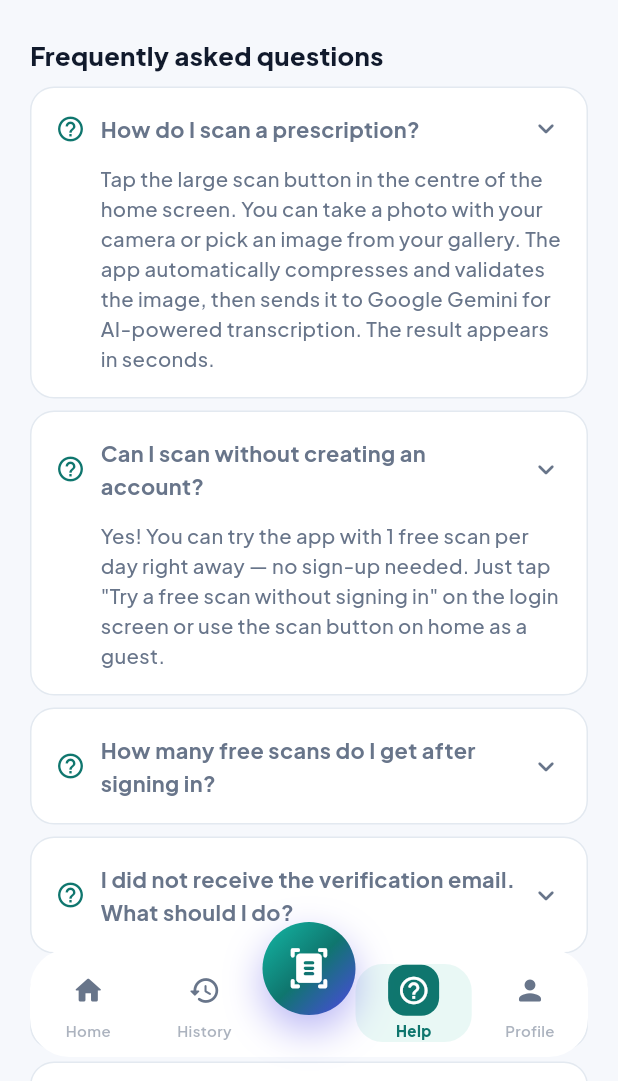
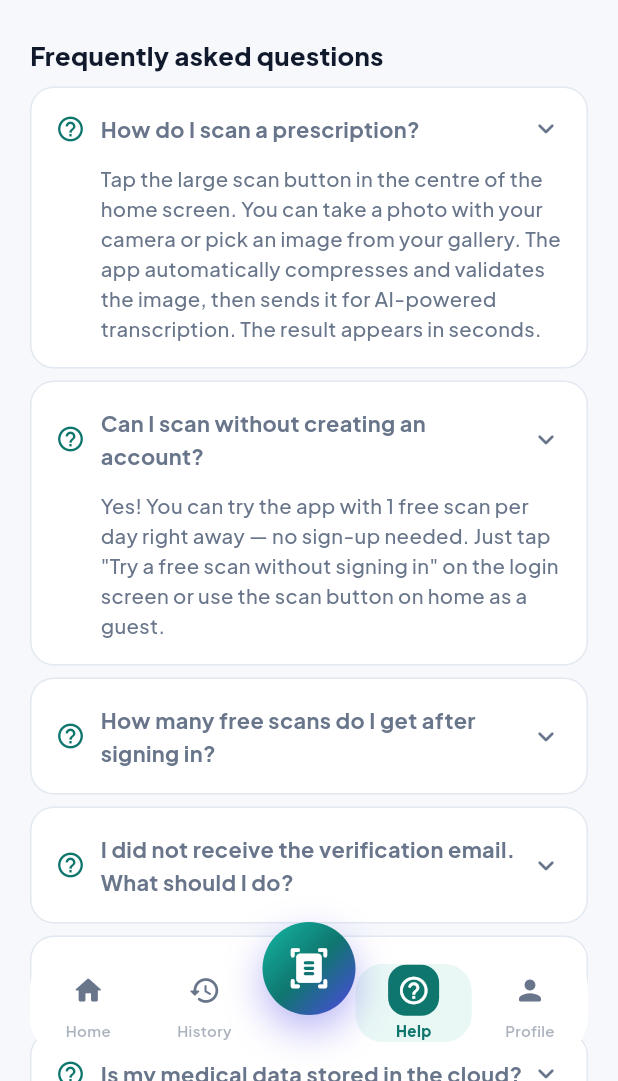
Before and after one commit to Keshab1997/prescription-scanner, a Flutter app: the HelpScreen screen opened by its route, after a tap on "How do I scan a prescription?", after a tap on "Can I scan without creating an account?", on a phone screen of 412 x 824 dp, the part 155-1236 px from its top. Run offline on Flutter 3.47's test engine with Material 3 defaults, Android fonts, the phone set to English and light mode, and no system bars; our stand-ins replace cloud_firestore, firebase_auth, firebase_core, flutter_image_compress, flutter_riverpod, go_router and 3 more; missing offline and left inert: admin_api_key_manager; accounts and stored records are empty.

Commit message:
fix: remove Google Gemini branding from all user-facing text
All UI strings (login, consent dialog, profile privacy, help FAQ,
help about, help privacy, scan error) now use generic 'AI' instead
of 'Google Gemini' so the app's own brand is front and centre.

```diff
--- a/apps/mobile/lib/screens/account_screens.dart
+++ b/apps/mobile/lib/screens/account_screens.dart
@@ -628,7 +628,7 @@ class _ProfileScreenState extends ConsumerState<ProfileScreen> {
                         context: context,
                         title: 'Privacy & consent',
                         body:
-                            'Your prescription image is sent directly to Google Gemini for transcription. The app does not store the image in its own cloud database; the prepared local image is deleted after processing, and structured results remain on this device under your account.',
+                            'Your prescription image is sent directly for AI-powered transcription. The app does not store the image in its own cloud database; the prepared local image is deleted after processing, and the structured result remains on this device under your account.',
                       ),
                     ),
                   ),
--- a/apps/mobile/lib/screens/help_screen.dart
+++ b/apps/mobile/lib/screens/help_screen.dart
@@ -64,7 +64,7 @@ class _HelpScreenState extends ConsumerState<HelpScreen> {
                 icon: Icons.shield_outlined,
                 children: const [
                   Text(
-                    'Your prescription image is sent directly to Google Gemini for '
+                    'Your prescription image is sent directly for AI-powered '
                     'transcription only. It is not stored in any cloud database — the '
                     'prepared local copy is deleted after processing, and only the '
                     'structured result stays on your device in a private, account-scoped '
@@ -144,7 +144,7 @@ class _HelpScreenState extends ConsumerState<HelpScreen> {
                   const Divider(height: 20),
                   const _AboutRow(
                     label: 'AI',
-                    value: 'Google Gemini (direct vision)',
+                    value: 'Direct AI vision',
                   ),
                   const Divider(height: 20),
                   _AboutRow(label: 'Developer', value: 'Keshab Studios'),
@@ -176,7 +176,7 @@ final _faqItems = <_FaqItemData>[
   _FaqItemData(
     question: 'How do I scan a prescription?',
     answer:
-        'Tap the large scan button in the centre of the home screen. You can take a photo with your camera or pick an image from your gallery. The app automatically compresses and validates the image, then sends it to Google Gemini for AI-powered transcription. The result appears in seconds.',
+        'Tap the large scan button in the centre of the home screen. You can take a photo with your camera or pick an image from your gallery. The app automatically compresses and validates the image, then sends it for AI-powered transcription. The result appears in seconds.',
   ),
   _FaqItemData(
     question: 'Can I scan without creating an account?',
@@ -196,12 +196,12 @@ final _faqItems = <_FaqItemData>[
   _FaqItemData(
     question: 'How does the AI transcription work?',
     answer:
-        'The app sends the prescription image directly to Google Gemini (the gemini-2.5-flash model). Gemini returns a structured JSON list of medicines with details like dosage, frequency and duration. The app repairs and displays this result. Your image is never stored on any cloud server — it is processed and then the local copy is deleted.',
+        'The app sends the prescription image directly to our AI engine which returns a structured list of medicines with details like dosage, frequency and duration. The app then repairs and displays this result. Your image is never stored on any cloud server — it is processed and then the local copy is deleted.',
   ),
   _FaqItemData(
     question: 'Is my medical data stored in the cloud?',
     answer:
-        'No. The prescription image itself is sent to Google Gemini for transcription but is not saved by the app or Gemini beyond the moment of processing. The structured transcription result stays on your device in an encrypted Hive store, scoped to your account (or guest namespace). Only anonymous usage counters (how many scans you used today) are synced to Firestore so the app can enforce daily limits.',
+        'No. The prescription image itself is sent for AI transcription but is not saved by the app beyond the moment of processing. The structured transcription result stays on your device in an encrypted Hive store, scoped to your account (or guest namespace). Only anonymous usage counters (how many scans you used today) are synced to Firestore so the app can enforce daily limits.',
   ),
   _FaqItemData(
     question: 'How do I delete my scan results?',
--- a/apps/mobile/lib/screens/login_home_screens.dart
+++ b/apps/mobile/lib/screens/login_home_screens.dart
@@ -292,7 +292,7 @@ class _LoginScreenState extends ConsumerState<LoginScreen> {
                                   SizedBox(width: 10),
                                   Expanded(
                                     child: Text(
-                                      'Prescription images are sent directly to Google Gemini for transcription. Structured results stay on this device and are separated by your account.',
+                                      'Prescription images are sent directly for AI-powered transcription. The structured result stays on this device, separated by your account.',
                                       style: TextStyle(
                                         color: AppColors.muted,
                                         fontSize: 12,
--- a/apps/mobile/lib/screens/scan_screens.dart
+++ b/apps/mobile/lib/screens/scan_screens.dart
@@ -177,7 +177,7 @@ class _UploadScreenState extends ConsumerState<UploadScreen> {
             icon: const Icon(Icons.shield_outlined, color: AppColors.teal),
             title: const Text('AI processing consent'),
             content: const Text(
-              'Your prescription image will be sent directly to Google Gemini to transcribe visible medicine details. The app does not upload it to its own cloud storage. A prepared local copy is deleted after processing, while the structured result stays on this device. Google processes the image under its applicable data terms.',
+              'Your prescription image will be sent for AI transcription to extract visible medicine details. The app does not upload it to its own cloud storage. The prepared local copy is deleted after processing, and the structured result stays on this device.',
             ),
             actions: [
               TextButton(
--- a/apps/mobile/lib/services/gemini_vision_service.dart
+++ b/apps/mobile/lib/services/gemini_vision_service.dart
@@ -122,7 +122,7 @@ Return a JSON object with these fields:
       final key = ApiKeyManager.instance.getNextKey();
       if (key == null) {
         throw VisionException(
-          lastError?.message ?? 'No Gemini API key is configured.',
+          lastError?.message ?? 'No AI key is configured.',
         );
       }
       attempts++;
```
